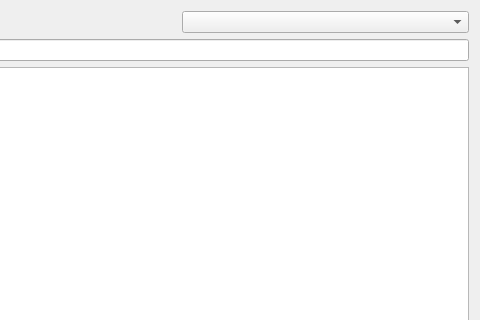
Above: form/material_page.ui from romanweissflog/FAKT before the change; both pictures show x 122 to 602 and y 0 to 320 of the 602 by 439 pixel window. Below: the same form after it.
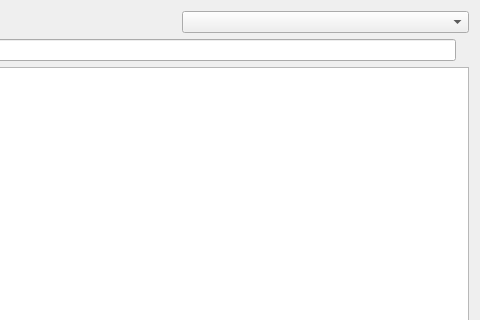
That is the form after the change. Custom widgets are drawn as their Qt base class.

```diff
--- a/form/material_page.ui
+++ b/form/material_page.ui
@@ -40,6 +40,16 @@
      <item>
       <widget class="QLineEdit" name="editKey"/>
      </item>
+     <item>
+      <widget class="QLabel" name="labelKeyError">
+       <property name="styleSheet">
+        <string notr="true">color: rgb(255, 0, 0)</string>
+       </property>
+       <property name="text">
+        <string/>
+       </property>
+      </widget>
+     </item>
     </layout>
    </item>
    <item>
```
Left out of the diff: 4 changed lines with no effect on the pictures.
